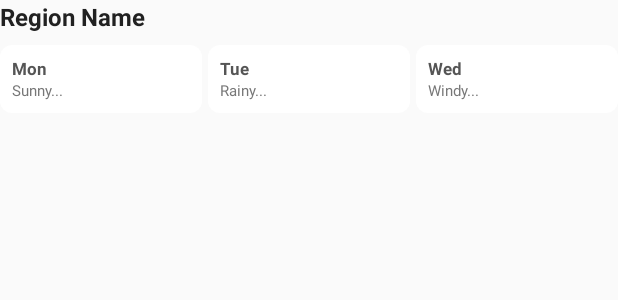
After one commit to dariobanfi/dhv-weather-widget, an Android app: the layout list_item_region.xml on its own in the app's theme, with its tools: preview values and no code run, on a phone screen of 412 x 824 dp. The commit adds this screen. Shown: the top 300 px of the screen. Run offline under Robolectric (Android 15) with nearby library versions, the phone set to English and light mode, and no system bars.

Commit message:
style: Modernize widget UI with transparent background and status-colored cards

```diff
--- /dev/null
+++ b/app/src/main/res/drawable/day_card_background_rounded.xml
@@ -0,0 +1,5 @@
+<?xml version="1.0" encoding="utf-8"?>
+<shape xmlns:android="http://schemas.android.com/apk/res/android">
+    <solid android:color="#FFFFFF" /> <!-- Default white, color will be overridden -->
+    <corners android:radius="8dp" />
+</shape>
--- /dev/null
+++ b/app/src/main/res/drawable/widget_background_rounded.xml
@@ -0,0 +1,5 @@
+<?xml version="1.0" encoding="utf-8"?>
+<shape xmlns:android="http://schemas.android.com/apk/res/android">
+    <solid android:color="@color/widget_background" />
+    <corners android:radius="16dp" />
+</shape>
--- /dev/null
+++ b/app/src/main/res/layout/list_item_region.xml
@@ -0,0 +1,111 @@
+<?xml version="1.0" encoding="utf-8"?>
+<LinearLayout xmlns:android="http://schemas.android.com/apk/res/android"
+    android:layout_width="match_parent"
+    android:layout_height="wrap_content"
+    android:orientation="vertical"
+    android:background="@android:color/transparent"
+    android:paddingBottom="4dp">
+
+    <TextView
+        android:id="@+id/region_name"
+        android:layout_width="match_parent"
+        android:layout_height="wrap_content"
+        android:text="Region Name"
+        android:textStyle="bold"
+        android:textColor="@color/region_name_text"
+        android:textSize="16sp"
+        android:paddingBottom="8dp"/>
+
+    <LinearLayout
+        android:layout_width="match_parent"
+        android:layout_height="wrap_content"
+        android:orientation="horizontal"
+        android:baselineAligned="false">
+
+        <!-- Day 1 -->
+        <LinearLayout
+            android:id="@+id/day1_container"
+            android:layout_width="0dp"
+            android:layout_height="wrap_content"
+            android:layout_weight="1"
+            android:orientation="vertical"
+            android:layout_marginEnd="4dp"
+            android:padding="8dp"
+            android:background="@drawable/day_card_background_rounded">
+            <TextView
+                android:id="@+id/day1_date"
+                android:layout_width="wrap_content"
+                android:layout_height="wrap_content"
+                android:text="Mon"
+                android:textStyle="bold"
+                android:textSize="11sp"
+                android:textColor="@color/day_text_date"/>
+            <TextView
+                android:id="@+id/day1_text"
+                android:layout_width="wrap_content"
+                android:layout_height="wrap_content"
+                android:text="Sunny..."
+                android:textSize="10sp"
+                android:maxLines="4"
+                android:ellipsize="end"
+                android:textColor="@color/day_text_secondary"/>
+        </LinearLayout>
+
+        <!-- Day 2 -->
+        <LinearLayout
+            android:id="@+id/day2_container"
+            android:layout_width="0dp"
+            android:layout_height="wrap_content"
+            android:layout_weight="1"
+            android:orientation="vertical"
+            android:layout_marginEnd="4dp"
+            android:padding="8dp"
+            android:background="@drawable/day_card_background_rounded">
+            <TextView
+                android:id="@+id/day2_date"
+                android:layout_width="wrap_content"
+                android:layout_height="wrap_content"
+                android:text="Tue"
+                android:textStyle="bold"
+                android:textSize="11sp"
+                android:textColor="@color/day_text_date"/>
+            <TextView
+                android:id="@+id/day2_text"
+                android:layout_width="wrap_content"
+                android:layout_height="wrap_content"
+                android:text="Rainy..."
+                android:textSize="10sp"
+                android:maxLines="4"
+                android:ellipsize="end"
+                android:textColor="@color/day_text_secondary"/>
+        </LinearLayout>
+
+        <!-- Day 3 -->
+        <LinearLayout
+            android:id="@+id/day3_container"
+            android:layout_width="0dp"
+            android:layout_height="wrap_content"
+            android:layout_weight="1"
+            android:orientation="vertical"
+            android:padding="8dp"
+            android:background="@drawable/day_card_background_rounded">
+            <TextView
+                android:id="@+id/day3_date"
+                android:layout_width="wrap_content"
+                android:layout_height="wrap_content"
+                android:text="Wed"
+                android:textStyle="bold"
+                android:textSize="11sp"
+                android:textColor="@color/day_text_date"/>
+            <TextView
+                android:id="@+id/day3_text"
+                android:layout_width="wrap_content"
+                android:layout_height="wrap_content"
+                android:text="Windy..."
+                android:textSize="10sp"
+                android:maxLines="4"
+                android:ellipsize="end"
+                android:textColor="@color/day_text_secondary"/>
+        </LinearLayout>
+    </LinearLayout>
+</LinearLayout>
--- a/app/src/main/res/layout/widget_weather.xml
+++ b/app/src/main/res/layout/widget_weather.xml
@@ -1,18 +1,22 @@
 <?xml version="1.0" encoding="utf-8"?>
-<RelativeLayout xmlns:android="http://schemas.android.com/apk/res/android"
+<FrameLayout xmlns:android="http://schemas.android.com/apk/res/android"
     android:layout_width="match_parent"
     android:layout_height="match_parent"
-    android:background="#80000000"
-    android:padding="8dp">
+    android:padding="0dp"> <!-- Removed internal padding here to make it truly borderless -->
 
-    <TextView
-        android:id="@+id/appwidget_text"
-        android:layout_width="wrap_content"
-        android:layout_height="wrap_content"
-        android:layout_centerInParent="true"
-        android:text="@string/weather_placeholder"
-        android:textColor="#FFFFFF"
-        android:textSize="16sp"
-        android:textStyle="bold" />
+    <LinearLayout
+        android:layout_width="match_parent"
+        android:layout_height="match_parent"
+        android:orientation="vertical"
+        android:padding="8dp" > <!-- Added internal padding to the LinearLayout -->
 
-</RelativeLayout>
+        <ListView
+            android:id="@+id/weather_list"
+            android:layout_width="match_parent"
+            android:layout_height="match_parent"
+            android:dividerHeight="4dp"
+            android:divider="@android:color/transparent" />
+
+    </LinearLayout>
+
+</FrameLayout>
--- /dev/null
+++ b/app/src/main/res/values/colors.xml
@@ -0,0 +1,20 @@
+<?xml version="1.0" encoding="utf-8"?>
+<resources>
+    <!-- Widget Background -->
+    <color name="widget_background">#E3F2FD</color> <!-- Light Blue Pastel -->
+    <color name="widget_header_text">#1565C0</color> <!-- Darker Blue -->
+
+    <!-- Day Card Backgrounds based on Status -->
+    <color name="status_thumbs_up_bg">#E8F5E9</color> <!-- Light Green -->
+    <color name="status_thumbs_down_bg">#FFEBEE</color> <!-- Light Red -->
+    <color name="status_exclamation_bg">#FFF3E0</color> <!-- Light Orange -->
+    <color name="status_none_bg">#F0F4F8</color> <!-- Very Light Blue Grey -->
+
+    <!-- Text Colors for Day Cards -->
+    <color name="day_text_primary">#333333</color> <!-- Dark Grey -->
+    <color name="day_text_secondary">#777777</color> <!-- Medium Grey -->
+    <color name="day_text_date">#555555</color> <!-- Slightly lighter than primary -->
+
+    <!-- Region Name Text Color -->
+    <color name="region_name_text">#212121</color> <!-- Very Dark Grey -->
+</resources>
```
